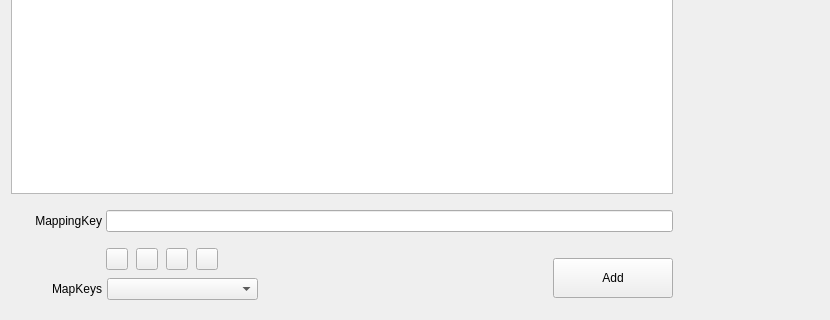
First picture: the form in QKeyMapper/qmappingsequenceedit.ui, repository Zalafina/QKeyMapper, before the edit; both pictures show x 0 to 830 and y 260 to 580 of the 830 by 580 pixel window.
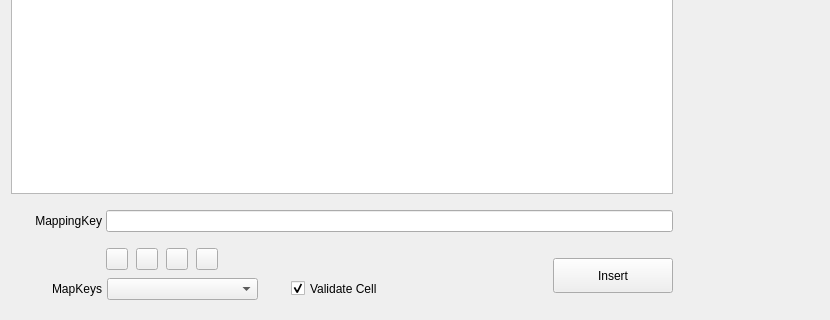
Second picture: the form after the edit. Custom widgets are drawn as their Qt base class.

Patch:
```diff
--- a/QKeyMapper/qmappingsequenceedit.ui
+++ b/QKeyMapper/qmappingsequenceedit.ui
@@ -172,13 +172,13 @@
        </property>
        <property name="minimumSize">
         <size>
-         <width>250</width>
+         <width>420</width>
          <height>53</height>
         </size>
        </property>
        <property name="maximumSize">
         <size>
-         <width>460</width>
+         <width>420</width>
          <height>53</height>
         </size>
        </property>
@@ -389,6 +389,25 @@
          <enum>Qt::FocusPolicy::ClickFocus</enum>
         </property>
        </widget>
+       <widget class="QCheckBox" name="validateCellCheckBox">
+        <property name="geometry">
+         <rect>
+          <x>280</x>
+          <y>30</y>
+          <width>141</width>
+          <height>21</height>
+         </rect>
+        </property>
+        <property name="focusPolicy">
+         <enum>Qt::FocusPolicy::NoFocus</enum>
+        </property>
+        <property name="text">
+         <string>Validate Cell</string>
+        </property>
+        <property name="checked">
+         <bool>true</bool>
+        </property>
+       </widget>
       </widget>
      </item>
      <item>
@@ -430,7 +449,7 @@
           <x>0</x>
           <y>10</y>
           <width>120</width>
-          <height>40</height>
+          <height>35</height>
          </rect>
         </property>
         <property name="sizePolicy">
@@ -442,20 +461,20 @@
         <property name="minimumSize">
          <size>
           <width>120</width>
-          <height>40</height>
+          <height>35</height>
          </size>
         </property>
         <property name="maximumSize">
          <size>
           <width>120</width>
-          <height>40</height>
+          <height>35</height>
          </size>
         </property>
         <property name="focusPolicy">
          <enum>Qt::FocusPolicy::NoFocus</enum>
         </property>
         <property name="text">
-         <string>Add</string>
+         <string>Insert</string>
         </property>
         <property name="autoDefault">
          <bool>false</bool>
```
Left out of the diff: 26 changed lines with no effect on the pictures.
